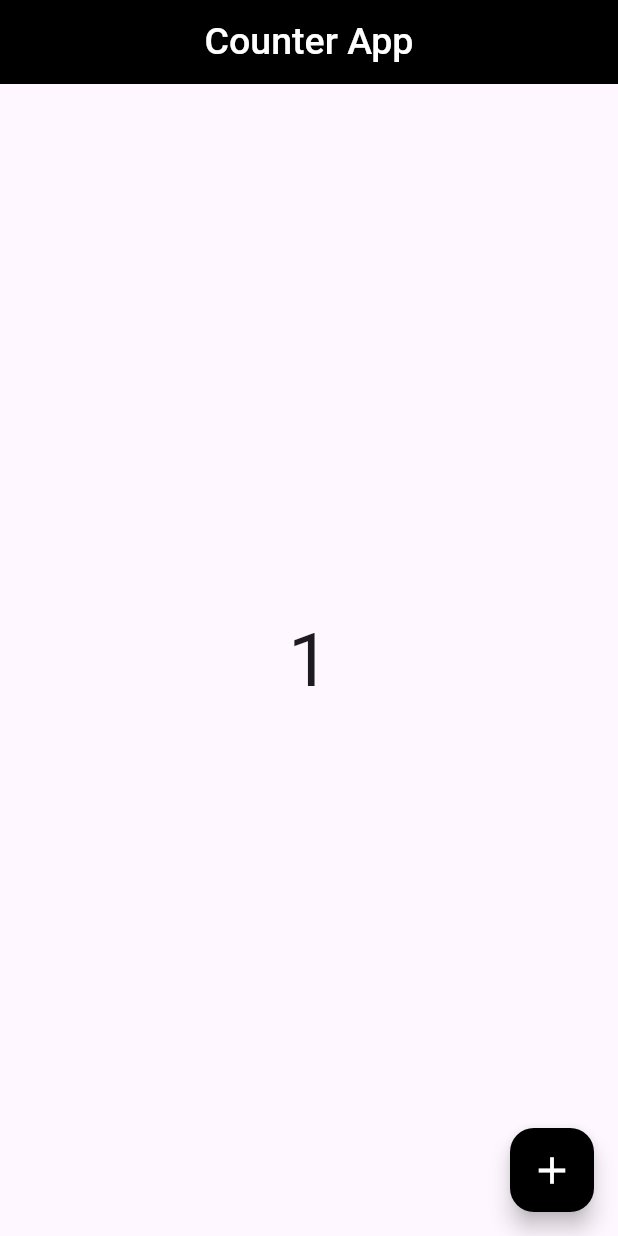
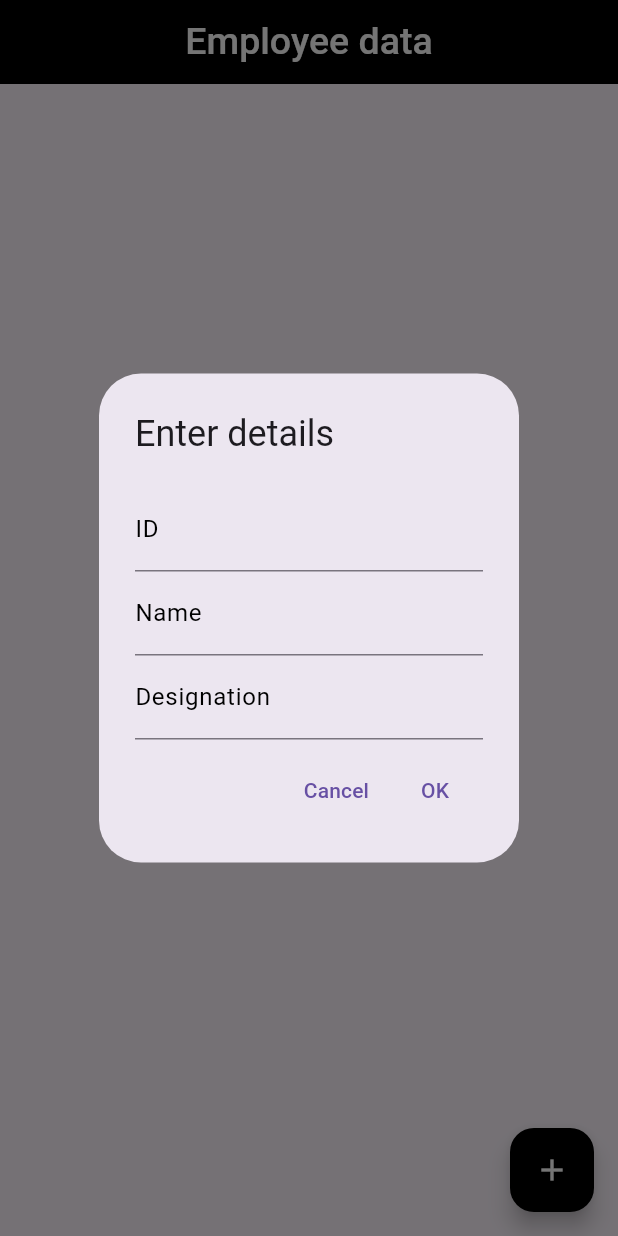
Before and after one commit to RaviNarayanBehera/getX, a Flutter app: the screen it shows after launch, after a tap on the "add" icon, on a phone screen of 412 x 824 dp. Run offline on Flutter 3.47's test engine with Material 3 defaults, Android fonts, the phone set to English and light mode, and no system bars; our stand-ins replace get.

Commit message:
Initial commit

```diff
--- /dev/null
+++ b/lib/controller/emp_controller.dart
@@ -0,0 +1,21 @@
+import 'package:get/get.dart';
+import '../modal/emp_modal.dart';
+
+class EmployeeController extends GetxController {
+  RxList<EmployeeModal> employeeList = <EmployeeModal>[].obs;
+
+  void addEmployeeData(Map employee) {
+    employeeList.add(
+      EmployeeModal.formJson(employee),
+    );
+  }
+
+  void deleteEmployeeData(int index) {
+    employeeList.removeAt(index);
+  }
+
+  void updateEmployeeData(int index, Map employee) {
+    employeeList.removeAt(index);
+    employeeList.insert(index, EmployeeModal.formJson(employee));
+  }
+}
--- a/lib/main.dart
+++ b/lib/main.dart
@@ -1,6 +1,7 @@
 import 'package:flutter/material.dart';
 import 'package:get/get.dart';
 import 'package:getx/view/counter_page.dart';
+import 'package:getx/view/emp_home_page.dart';
 
 void main() {
   runApp(const MyApp());
@@ -13,7 +14,8 @@ class MyApp extends StatelessWidget {
   Widget build(BuildContext context) {
     return GetMaterialApp(
       debugShowCheckedModeBanner: false,
-      getPages: [GetPage(name: '/', page: () => const CounterPage(),)],
+      // getPages: [GetPage(name: '/', page: () => const CounterPage(),)],
+      getPages: [GetPage(name: '/', page: () => const EmployeeScreen(),)],
     );
   }
 }
--- /dev/null
+++ b/lib/modal/emp_modal.dart
@@ -0,0 +1,17 @@
+class EmployeeModal {
+  late String id, name, designation;
+
+  EmployeeModal(
+      this.id,
+      this.name,
+      this.designation,
+      );
+
+  factory EmployeeModal.formJson(Map m1) {
+    return EmployeeModal(
+      m1['id'],
+      m1['name'],
+      m1['designation'],
+    );
+  }
+}
--- /dev/null
+++ b/lib/utils/global.dart
@@ -0,0 +1,44 @@
+import 'package:flutter/material.dart';
+import 'package:get/get.dart';
+import '../controller/emp_controller.dart';
+
+GlobalKey<FormState> formKey = GlobalKey();
+var txtId = TextEditingController();
+var txtName = TextEditingController();
+var txtDesignation = TextEditingController();
+// var txtContact = TextEditingController();
+final employeeController = Get.put(EmployeeController());
+
+
+TextFormField inputDetails({
+  required String label,
+  required TextEditingController controller,
+}) {
+  return TextFormField(
+    validator: (value) {
+      if (value!.isEmpty) {
+        return 'Required';
+      } else {
+        return null;
+      }
+    },
+    controller: controller,
+    cursorColor: Colors.black,
+    decoration: InputDecoration(
+      label: Text(label),
+      labelStyle: const TextStyle(color: Colors.black),
+      border: const UnderlineInputBorder(
+        borderSide: BorderSide(
+          width: 1,
+          color: Colors.black,
+        ),
+      ),
+      focusedBorder: const UnderlineInputBorder(
+        borderSide: BorderSide(
+          width: 2,
+          color: Colors.black,
+        ),
+      ),
+    ),
+  );
+}
--- /dev/null
+++ b/lib/view/emp_home_page.dart
@@ -0,0 +1,161 @@
+import 'package:flutter/material.dart';
+import 'package:get/get.dart';
+import '../utils/global.dart';
+
+class EmployeeScreen extends StatelessWidget {
+  const EmployeeScreen({super.key});
+
+  @override
+  Widget build(BuildContext context) {
+    return Scaffold(
+      appBar: AppBar(
+        backgroundColor: Colors.black,
+        centerTitle: true,
+        title: const Text(
+          'Employee data',
+          style: TextStyle(
+              fontSize: 25, fontWeight: FontWeight.w500, color: Colors.white),
+        ),
+      ),
+      body: Obx(
+        () {
+          return ListView.builder(
+            itemCount: employeeController.employeeList.length,
+            itemBuilder: (context, index) => Card(
+              color: Colors.grey.shade300,
+              child: ListTile(
+                leading:
+                    Text(employeeController.employeeList[index].id.toString()),
+                title: Text(employeeController.employeeList[index].name),
+                subtitle:
+                    Text(employeeController.employeeList[index].designation),
+                trailing: Row(
+                  mainAxisSize: MainAxisSize.min,
+                  children: [
+                    IconButton(
+                      onPressed: () {
+                        showDialog(
+                          context: context,
+                          builder: (context) => AlertDialog(
+                            title: const Text('Update details'),
+                            actions: [
+                              inputDetails(
+                                label: 'ID',
+                                controller: txtId,
+                              ),
+                              inputDetails(
+                                label: 'Name',
+                                controller: txtName,
+                              ),
+                              inputDetails(
+                                label: 'Designation',
+                                controller: txtDesignation,
+                              ),
+                              TextButton(
+                                onPressed: () {
+                                  Navigator.pop(context);
+                                },
+                                child: const Text('Cancel'),
+                              ),
+                              TextButton(
+                                onPressed: () {
+                                  employeeController.updateEmployeeData(index, {
+                                    'id': txtId.text,
+                                    'name': txtName.text,
+                                    'designation': txtDesignation.text,
+                                  });
+                                  txtName.clear();
+                                  txtId.clear();
+                                  txtDesignation.clear();
+                                  Navigator.pop(context);
+                                },
+                                child: const Text('OK'),
+                              ),
+                            ],
+                          ),
+                        );
+                      },
+                      icon: const Icon(Icons.edit),
+                    ),
+                    IconButton(
+                      onPressed: () {
+                        employeeController.deleteEmployeeData(index);
+                      },
+                      icon: const Icon(
+                        Icons.delete,
+                        color: Colors.black,
+                      ),
+                    ),
+                  ],
+                ),
+              ),
+            ),
+          );
+        },
+      ),
+      floatingActionButton: FloatingActionButton(
+        backgroundColor: Colors.black,
+        onPressed: () {
+          showDialog(
+            context: context,
+            builder: (context) => Form(
+              key: formKey,
+              child: AlertDialog(
+                title: const Text('Enter details'),
+                actions: [
+                  inputDetails(
+                    label: 'ID',
+                    controller: txtId,
+                  ),
+                  inputDetails(
+                    label: 'Name',
+                    controller: txtName,
+                  ),
+                  inputDetails(
+                    label: 'Designation',
+                    controller: txtDesignation,
+                  ),
+                  const SizedBox(
+                    height: 10,
+                  ),
+                  Row(
+                    mainAxisAlignment: MainAxisAlignment.end,
+                    children: [
+                      TextButton(
+                        onPressed: () {
+                          Navigator.pop(context);
+                        },
+                        child: const Text('Cancel'),
+                      ),
+                      TextButton(
+                        onPressed: () {
+                          bool response = formKey.currentState!.validate();
+                          if (response) {
+                            employeeController.addEmployeeData({
+                              'id': txtId.text,
+                              'name': txtName.text,
+                              'designation': txtDesignation.text,
+                            });
+                            txtName.clear();
+                            txtId.clear();
+                            txtDesignation.clear();
+                            Navigator.pop(context);
+                          }
+                        },
+                        child: const Text('OK'),
+                      ),
+                    ],
+                  )
+                ],
+              ),
+            ),
+          );
+        },
+        child: const Icon(
+          Icons.add,
+          color: Colors.white,
+        ),
+      ),
+    );
+  }
+}
```
